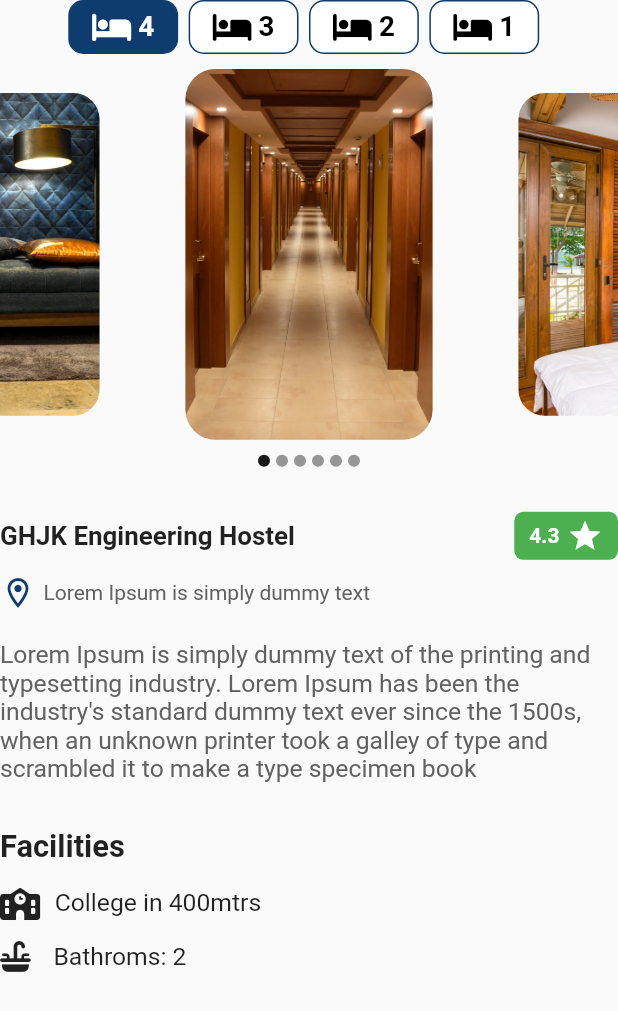
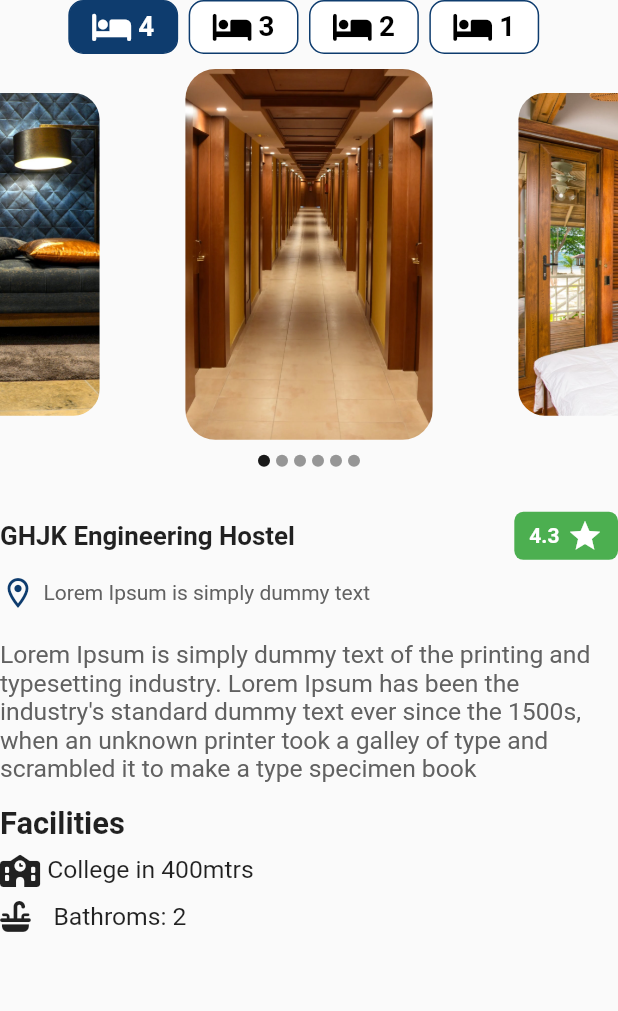
Before and after one commit to prajwal-poudel/skyGoal, a Flutter app: what tabViewHostelFacilities() shows on an empty page, opened directly with empty values, on a phone screen of 412 x 824 dp. Shown: the top 1011 px of the screen. Run offline on Flutter 3.47's test engine with Material 2 defaults, Android fonts, the phone set to English and light mode, and no system bars; drawn by our look-alikes of carousel_slider; our stand-ins replace font_awesome_flutter, google_maps_flutter.

Commit message:
UI updated

```diff
--- a/lib/Widget/collegeCard.dart
+++ b/lib/Widget/collegeCard.dart
@@ -19,12 +19,12 @@ Widget collegeCard(BuildContext context, CollegeDetai collegeDetail) {
     child: Card(
       // type: MaterialType.card,
       elevation: 5,
-
+      // color: Colors.red,
       surfaceTintColor: Colors.amber,
       // borderRadius: BorderRadius.circular(20),
       child: Container(
         width: deviceWidth,
-        height: deviceHeight * 0.32,
+        height: deviceHeight * 0.36,
         decoration: BoxDecoration(
             // color: Colors.white,
             borderRadius: BorderRadius.circular(50)),
--- a/lib/Widget/tabViewHostelFacilities.dart
+++ b/lib/Widget/tabViewHostelFacilities.dart
@@ -192,7 +192,7 @@ Widget tabViewHostelFacilities(
                   ),
                 ),
                 SizedBox(
-                  height: 30,
+                  height: 15,
                 ),
                 Row(
                   children: [
@@ -205,9 +205,10 @@ Widget tabViewHostelFacilities(
                   ],
                 ),
                 SizedBox(
-                  height: 15,
+                  height: 8,
                 ),
                 Container(
+                  // color: Colors.red,
                   child: Column(
                     children: [
                       Row(
@@ -217,7 +218,7 @@ Widget tabViewHostelFacilities(
                             size: deviceWidth * 0.052,
                           ),
                           SizedBox(
-                            width: 15,
+                            width: 10,
                           ),
                           Text(
                             hostel.facilities[0],
@@ -226,7 +227,7 @@ Widget tabViewHostelFacilities(
                         ],
                       ),
                       SizedBox(
-                        height: 15,
+                        height: 10,
                       ),
                       Row(
                         children: [
```
Also changed, not shown: pubspec.lock.
